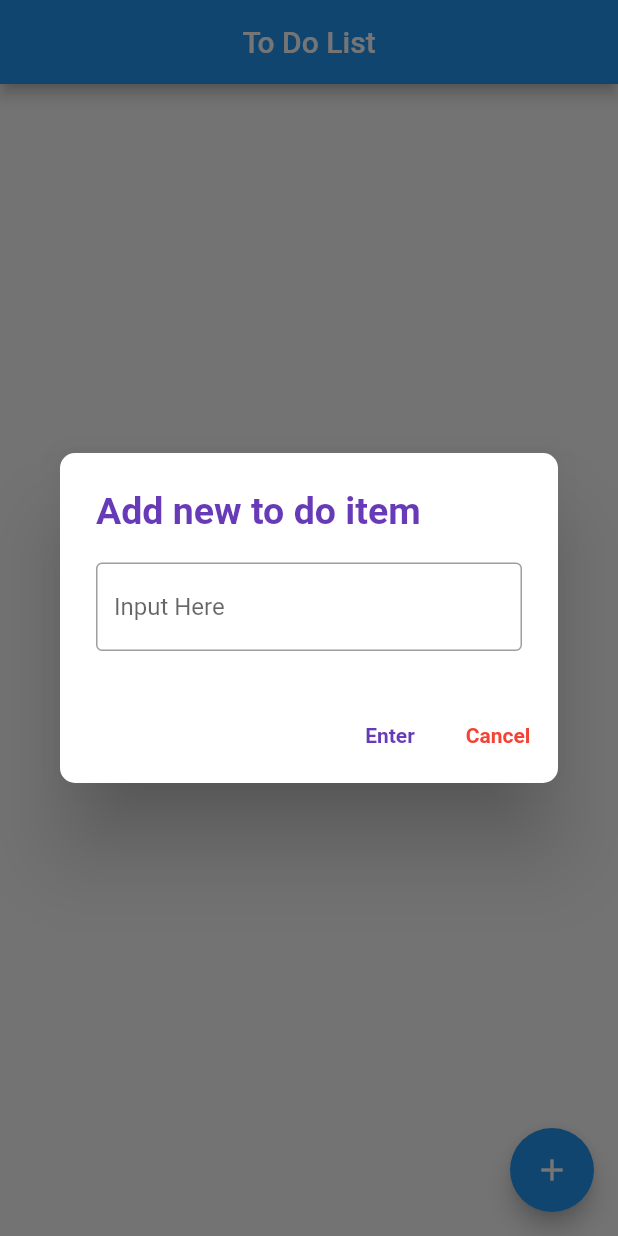
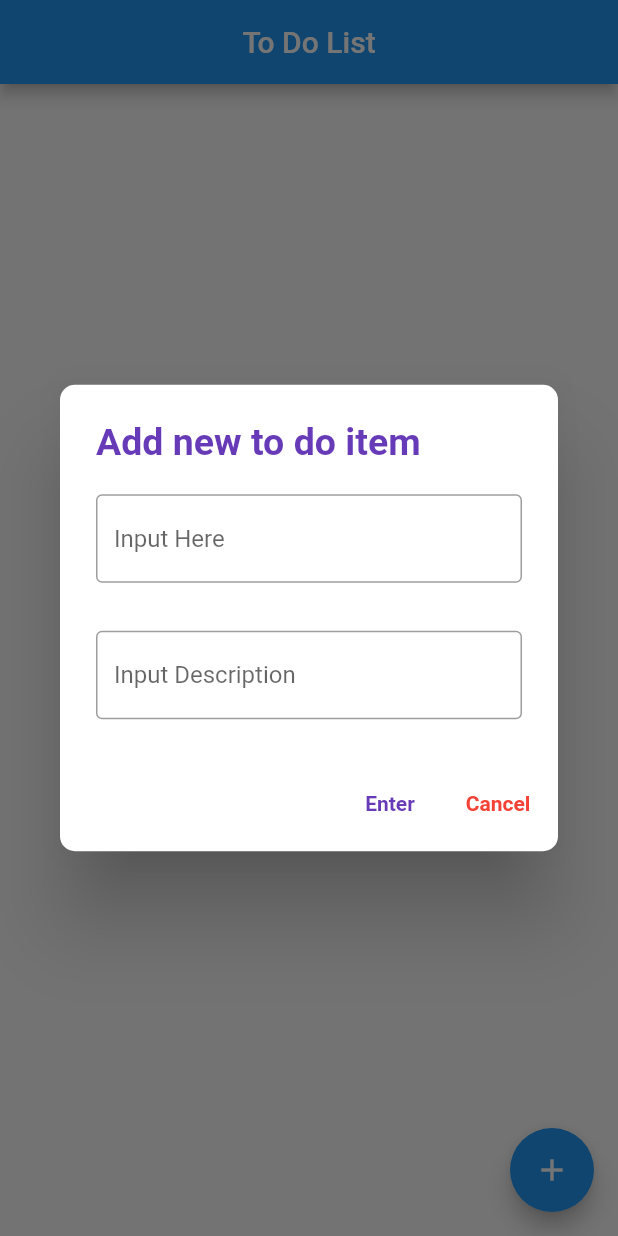
Before and after one commit to MarkTalandron19/Talandron_SPElec2B_ToDoList, a Flutter app: the screen it shows after launch, after a tap on the "add" icon, on a phone screen of 412 x 824 dp. Run offline on Flutter 3.47's test engine with Material 2 defaults, Android fonts, the phone set to English and light mode, and no system bars; our stand-ins replace flutter_slidable.

Commit message:
added description to todo model

```diff
--- a/lib/models/todo.dart
+++ b/lib/models/todo.dart
@@ -2,14 +2,16 @@ import 'package:uuid/uuid.dart';
 
 class ToDo {
   String toDo;
+  String description;
   bool completed;
   final String id;
 
-  ToDo({required this.toDo})
+  ToDo({required this.toDo, required this.description})
       : id = const Uuid().v4(),
         completed = false;
 
   String get item => toDo;
+  String get desc => description;
   String get getID => id;
   bool get getComplete => completed;
 
@@ -17,6 +19,10 @@ class ToDo {
     toDo = item;
   }
 
+  set setDesc(String desc) {
+    description = desc;
+  }
+
   void setCompleted() {
     completed = !completed;
   }
--- a/lib/providers/todolistprovider.dart
+++ b/lib/providers/todolistprovider.dart
@@ -15,9 +15,10 @@ class ToDoListProvider extends ChangeNotifier {
     notifyListeners();
   }
 
-  void edit(String id, String edit) {
+  void edit(String id, String edit, String descEdit) {
     int index = _list.indexWhere((e) => e.getID == id);
     _list[index].setToDo = edit;
+    _list[index].setDesc = descEdit;
     notifyListeners();
   }
 
--- a/lib/widgets/homepage.dart
+++ b/lib/widgets/homepage.dart
@@ -34,6 +34,7 @@ class HomePage extends StatelessWidget {
 
 Future<void> addItem(BuildContext context) async {
   TextEditingController controller = TextEditingController();
+  TextEditingController descController = TextEditingController();
 
   return showDialog(
       context: context,
@@ -50,22 +51,38 @@ Future<void> addItem(BuildContext context) async {
             ),
           ),
           content: SizedBox(
+            height: 150,
             width: 500,
-            child: TextField(
-              controller: controller,
-              decoration: const InputDecoration(
-                border: OutlineInputBorder(),
-                hintText: 'Input Here',
-              ),
+            child: Column(
+              children: [
+                TextField(
+                  controller: controller,
+                  decoration: const InputDecoration(
+                    border: OutlineInputBorder(),
+                    hintText: 'Input Here',
+                  ),
+                ),
+                const Spacer(),
+                TextField(
+                  controller: descController,
+                  decoration: const InputDecoration(
+                    border: OutlineInputBorder(),
+                    hintText: 'Input Description',
+                  ),
+                ),
+              ],
             ),
           ),
           actions: [
             TextButton(
                 onPressed: () {
                   if (controller.text.isNotEmpty) {
-                    final newItem = ToDo(toDo: controller.text);
+                    final newItem = ToDo(
+                        toDo: controller.text,
+                        description: descController.text);
                     context.read<ToDoListProvider>().add(newItem);
                     controller.clear();
+                    descController.clear();
                     Navigator.pop(context);
                   }
                 },
```
Also changed, not shown: lib/widgets/todolistwidget.dart (+26 -8 lines).
